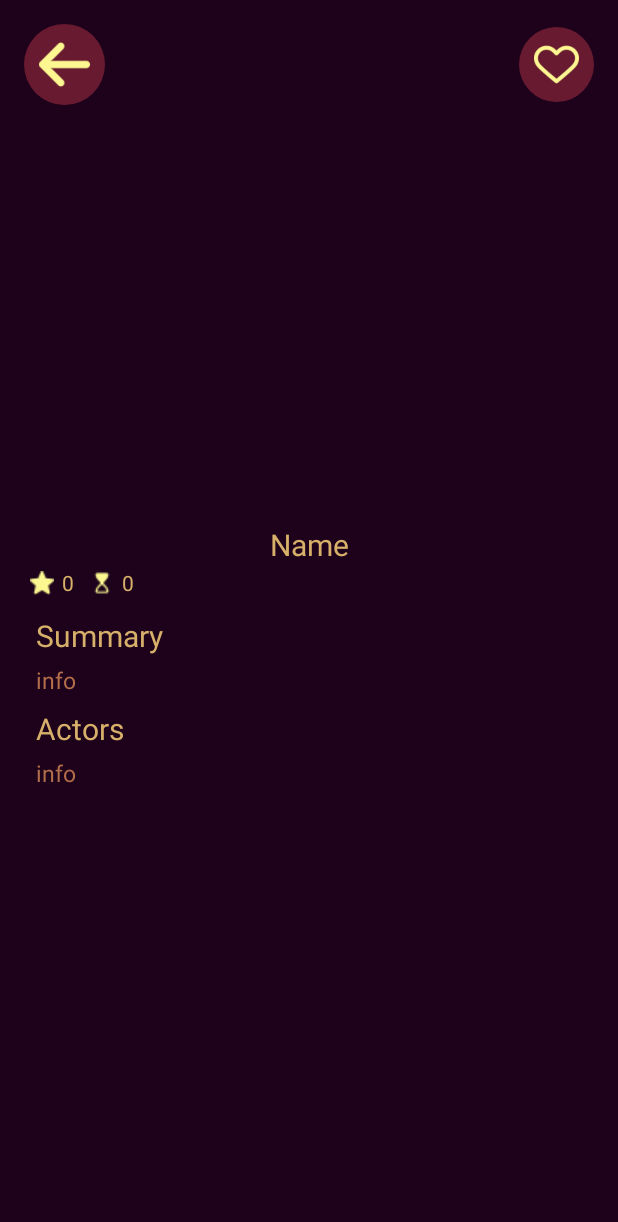
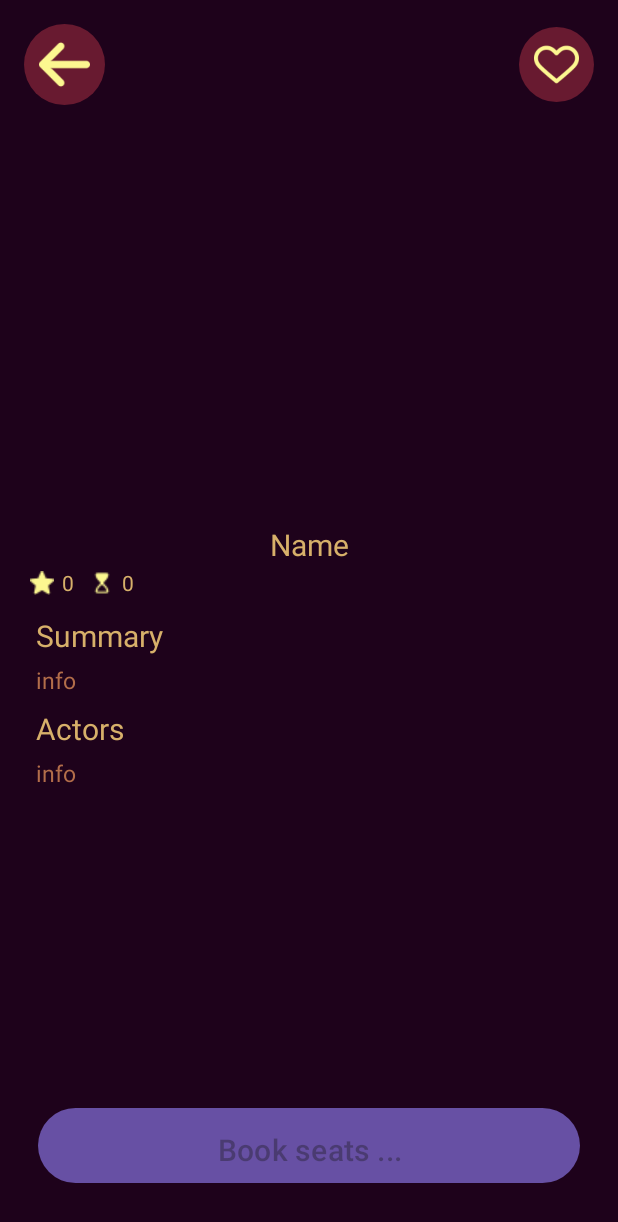
Before and after one commit to KolosTK/Cinema, an Android app: the DetailActivity screen opened directly, with no data from a screen before it, on a phone screen of 412 x 824 dp. Shown: the top 1222 px of the screen. Run offline under Robolectric (Android 15) with nearby library versions, the phone set to English and light mode, and no system bars; our stand-ins replace Volley; network calls fail; pictures from the network do not load.

Commit message:
Start create seats page
* Create button in detail page that has onClickListener to go to seatsLatout
* Create back button that go to previous page

```diff
--- a/app/src/main/AndroidManifest.xml
+++ b/app/src/main/AndroidManifest.xml
@@ -31,6 +31,8 @@
             android:exported="true">
 
         </activity>
+        <activity
+            android:name=".Activities.SeatsActivity" />
     </application>
 
 </manifest>
--- a/app/src/main/java/com/example/cinema/Activities/DetailActivity.java
+++ b/app/src/main/java/com/example/cinema/Activities/DetailActivity.java
@@ -1,8 +1,10 @@
 package com.example.cinema.Activities;
 
+import android.content.Intent;
 import android.os.Bundle;
 import android.util.Log;
 import android.view.View;
+import android.widget.Button;
 import android.widget.ImageView;
 import android.widget.ProgressBar;
 import android.widget.TextView;
@@ -105,6 +107,10 @@ public class DetailActivity extends AppCompatActivity {
         recyclerViewCategory.setLayoutManager(new LinearLayoutManager(this,LinearLayoutManager.HORIZONTAL,false));
 
         backImg.setOnClickListener(v -> finish());
-
+        Button seatsButton = findViewById(R.id.seatsButton);
+        seatsButton.setOnClickListener(v -> {
+            Intent intent = new Intent(DetailActivity.this, SeatsActivity.class);
+            startActivity(intent);
+        });
     }
 }
--- a/app/src/main/res/drawable/button_background.xml
+++ b/app/src/main/res/drawable/button_background.xml
@@ -1,5 +1,11 @@
 <?xml version="1.0" encoding="utf-8"?>
 <selector xmlns:android="http://schemas.android.com/apk/res/android">
+    <item android:state_pressed="true" android:shape="rectangle">
+        <shape>
+            <corners android:radius="50dp"/>
+            <solid android:color="@color/light_brown" />
+        </shape>
+    </item>
     <item>
         <shape android:shape="rectangle">
             <solid android:color="@color/brown"/>
--- a/app/src/main/res/layout/activity_detail.xml
+++ b/app/src/main/res/layout/activity_detail.xml
@@ -17,6 +17,8 @@
             android:layout_width="match_parent"
             android:layout_height="wrap_content"
             android:orientation="vertical">
+
+
 
             <ImageView
                 android:id="@+id/movieImageDetail"
@@ -193,4 +195,22 @@
         </androidx.constraintlayout.widget.ConstraintLayout>
     </androidx.core.widget.NestedScrollView>
 
+    <Button
+        android:id="@+id/seatsButton"
+        android:layout_width="match_parent"
+        android:layout_height="50dp"
+        android:layout_marginStart="25dp"
+        android:layout_marginEnd="25dp"
+        android:layout_marginBottom="35dp"
+        android:background="@drawable/button_background"
+        android:drawableStart="@drawable/sofa"
+        android:drawablePadding="10dp"
+        android:ems="10"
+        android:hint="Book seats ..."
+        android:inputType="text"
+        android:padding="10dp"
+        android:textAlignment="center"
+        android:textSize="20dp"
+        app:layout_constraintBottom_toBottomOf="parent" />
+
 </androidx.constraintlayout.widget.ConstraintLayout>
--- a/app/src/main/res/values/strings.xml
+++ b/app/src/main/res/values/strings.xml
@@ -1,3 +1,7 @@
 <resources>
     <string name="app_name">Cinema</string>
+    <style name="ButtonTheme" parent="Theme.AppCompat.Light.DarkActionBar">
+        <item name="buttonStyle">@drawable/button_background</item>
+        <item name="android:buttonStyle">@drawable/button_background</item>
+    </style>
 </resources>
```
Also changed, not shown: app/src/main/java/com/example/cinema/Activities/SeatsActivity.java (added, +30 -0 lines), app/src/main/res/layout/activity_seats.xml (added, +24 -0 lines), app/src/main/res/drawable/sofa.png (added).
